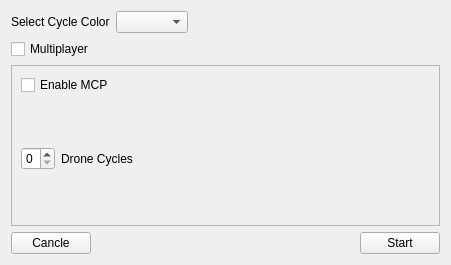
This is init/cyclesInit.ui in dmzgroup/cycles as Qt 5 draws it before an edit. The edited form follows.
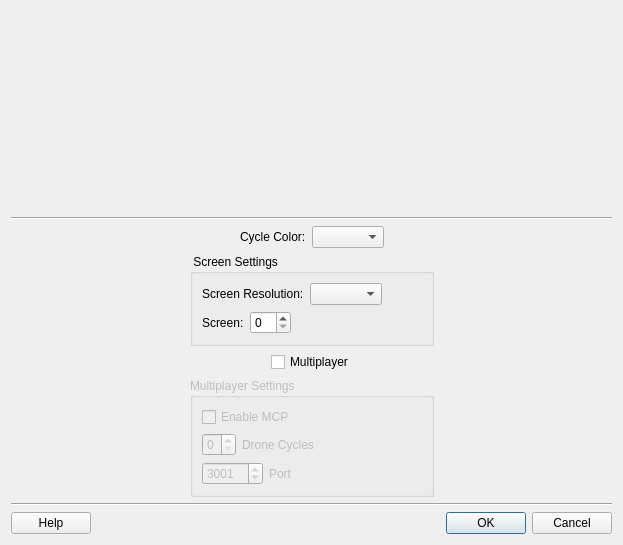
This is the edited form. Icons and pictures are not drawn.

Commit message: Cycles launch ui WIP.

```diff
--- a/init/cyclesInit.ui
+++ b/init/cyclesInit.ui
@@ -5,20 +5,67 @@
    <rect>
     <x>0</x>
     <y>0</y>
-    <width>451</width>
-    <height>265</height>
+    <width>623</width>
+    <height>545</height>
    </rect>
   </property>
   <property name="windowTitle" >
    <string>Cycles Setup</string>
   </property>
-  <layout class="QVBoxLayout" name="verticalLayout_2" >
+  <layout class="QVBoxLayout" name="verticalLayout_4" >
+   <item>
+    <widget class="QLabel" name="label_3" >
+     <property name="text" >
+      <string/>
+     </property>
+     <property name="pixmap" >
+      <pixmap resource="cyclesInit.qrc" >:/cycles/Cycles-Banner.png</pixmap>
+     </property>
+    </widget>
+   </item>
+   <item>
+    <widget class="Line" name="line" >
+     <property name="orientation" >
+      <enum>Qt::Horizontal</enum>
+     </property>
+    </widget>
+   </item>
+   <item>
+    <layout class="QHBoxLayout" name="horizontalLayout_11" >
+     <item>
+      <spacer name="horizontalSpacer_10" >
+       <property name="orientation" >
+        <enum>Qt::Horizontal</enum>
+       </property>
+       <property name="sizeHint" stdset="0" >
+        <size>
+         <width>40</width>
+         <height>20</height>
+        </size>
+       </property>
+      </spacer>
+     </item>
+     <item>
+      <layout class="QVBoxLayout" name="verticalLayout_3" >
    <item>
     <layout class="QHBoxLayout" name="horizontalLayout_2" >
+         <item>
+          <spacer name="horizontalSpacer_12" >
+           <property name="orientation" >
+            <enum>Qt::Horizontal</enum>
+           </property>
+           <property name="sizeHint" stdset="0" >
+            <size>
+             <width>40</width>
+             <height>20</height>
+            </size>
+           </property>
+          </spacer>
+         </item>
      <item>
       <widget class="QLabel" name="label" >
        <property name="text" >
-        <string>Select Cycle Color</string>
+            <string>Cycle Color:</string>
        </property>
       </widget>
      </item>
@@ -40,8 +87,88 @@
      </item>
     </layout>
    </item>
+       <item>
+        <layout class="QHBoxLayout" name="horizontalLayout_10" >
+         <item>
+          <widget class="QGroupBox" name="groupBox" >
+           <property name="title" >
+            <string> Screen Settings</string>
+           </property>
+           <layout class="QVBoxLayout" name="verticalLayout_2" >
+            <item>
+             <layout class="QHBoxLayout" name="horizontalLayout_9" >
+              <item>
+               <widget class="QLabel" name="label_5" >
+                <property name="text" >
+                 <string>Screen Resolution:</string>
+                </property>
+               </widget>
+              </item>
+              <item>
+               <widget class="QComboBox" name="resolutionCombo" />
+              </item>
+              <item>
+               <spacer name="horizontalSpacer_9" >
+                <property name="orientation" >
+                 <enum>Qt::Horizontal</enum>
+                </property>
+                <property name="sizeHint" stdset="0" >
+                 <size>
+                  <width>40</width>
+                  <height>20</height>
+                 </size>
+                </property>
+               </spacer>
+              </item>
+             </layout>
+            </item>
+            <item>
+             <layout class="QHBoxLayout" name="horizontalLayout_6" >
+              <item>
+               <widget class="QLabel" name="label_6" >
+                <property name="text" >
+                 <string>Screen:</string>
+                </property>
+               </widget>
+              </item>
+              <item>
+               <widget class="QSpinBox" name="screenBox" />
+              </item>
+              <item>
+               <spacer name="horizontalSpacer_6" >
+                <property name="orientation" >
+                 <enum>Qt::Horizontal</enum>
+                </property>
+                <property name="sizeHint" stdset="0" >
+                 <size>
+                  <width>115</width>
+                  <height>17</height>
+                 </size>
+                </property>
+               </spacer>
+              </item>
+             </layout>
+            </item>
+           </layout>
+          </widget>
+         </item>
+        </layout>
+       </item>
    <item>
     <layout class="QHBoxLayout" name="horizontalLayout_3" >
+         <item>
+          <spacer name="horizontalSpacer_13" >
+           <property name="orientation" >
+            <enum>Qt::Horizontal</enum>
+           </property>
+           <property name="sizeHint" stdset="0" >
+            <size>
+             <width>40</width>
+             <height>20</height>
+            </size>
+           </property>
+          </spacer>
+         </item>
      <item>
       <widget class="QCheckBox" name="netBox" >
        <property name="text" >
@@ -65,12 +192,12 @@
     </layout>
    </item>
    <item>
-    <widget class="QFrame" name="netFrame" >
-     <property name="frameShape" >
-      <enum>QFrame::StyledPanel</enum>
-     </property>
-     <property name="frameShadow" >
-      <enum>QFrame::Raised</enum>
+        <widget class="QGroupBox" name="netGroup" >
+         <property name="enabled" >
+          <bool>false</bool>
+         </property>
+         <property name="title" >
+          <string>Multiplayer Settings</string>
      </property>
      <layout class="QVBoxLayout" name="verticalLayout" >
       <item>
@@ -128,7 +255,68 @@
         </item>
        </layout>
       </item>
-     </layout>
+          <item>
+           <layout class="QHBoxLayout" name="horizontalLayout_7" >
+            <item>
+             <widget class="QSpinBox" name="spinBox_2" >
+              <property name="minimum" >
+               <number>1</number>
+              </property>
+              <property name="maximum" >
+               <number>50000</number>
+              </property>
+              <property name="value" >
+               <number>3001</number>
+              </property>
+             </widget>
+            </item>
+            <item>
+             <widget class="QLabel" name="label_4" >
+              <property name="text" >
+               <string>Port</string>
+              </property>
+             </widget>
+            </item>
+            <item>
+             <spacer name="horizontalSpacer_7" >
+              <property name="orientation" >
+               <enum>Qt::Horizontal</enum>
+              </property>
+              <property name="sizeHint" stdset="0" >
+               <size>
+                <width>40</width>
+                <height>20</height>
+               </size>
+              </property>
+             </spacer>
+            </item>
+           </layout>
+          </item>
+         </layout>
+        </widget>
+       </item>
+      </layout>
+     </item>
+     <item>
+      <spacer name="horizontalSpacer_11" >
+       <property name="orientation" >
+        <enum>Qt::Horizontal</enum>
+       </property>
+       <property name="sizeHint" stdset="0" >
+        <size>
+         <width>40</width>
+         <height>20</height>
+        </size>
+       </property>
+      </spacer>
+     </item>
+    </layout>
+   </item>
+   <item>
+    <widget class="Line" name="line_2" >
+     <property name="orientation" >
+      <enum>Qt::Horizontal</enum>
+     </property>
     </widget>
    </item>
    <item>
@@ -136,7 +324,7 @@
      <item>
       <widget class="QPushButton" name="cancleButton" >
        <property name="text" >
-        <string>Cancle</string>
+        <string>Help</string>
        </property>
       </widget>
      </item>
@@ -154,9 +342,9 @@
       </spacer>
      </item>
      <item>
-      <widget class="QPushButton" name="startButton" >
-       <property name="text" >
-        <string>Start</string>
+      <widget class="QDialogButtonBox" name="buttonBox" >
+       <property name="standardButtons" >
+        <set>QDialogButtonBox::Cancel|QDialogButtonBox::Ok</set>
        </property>
       </widget>
      </item>
```
Left out of the diff: 50 changed lines with no effect on the pictures. Lines whose indentation alone changed are shown as unchanged. The commit also changes 7 other files.
